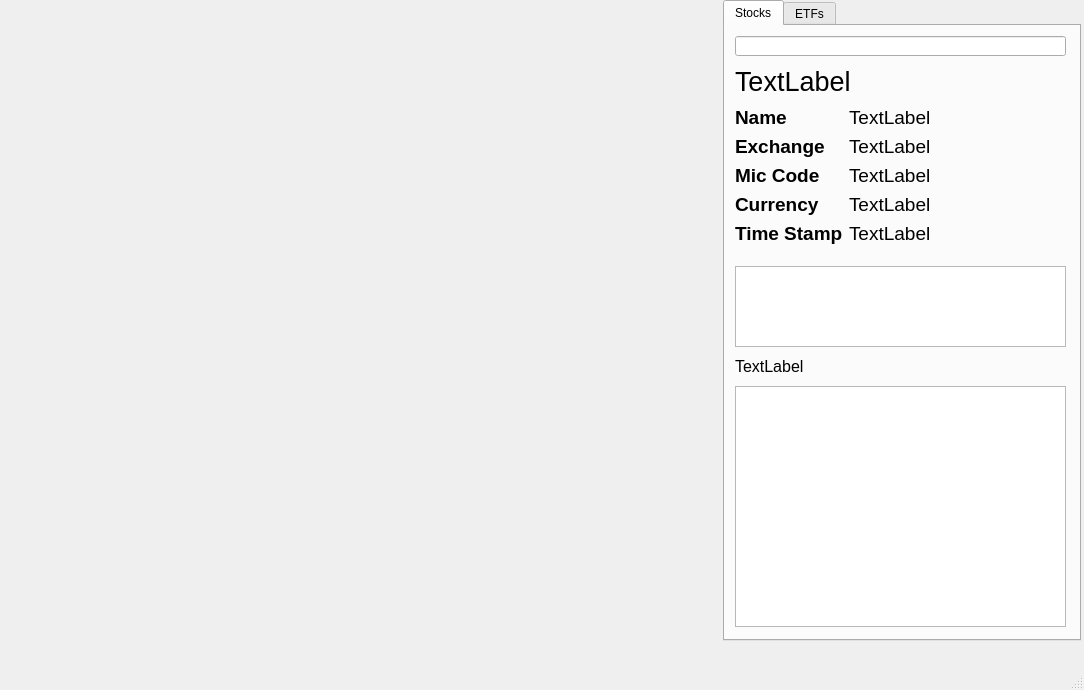
The window that user_interface_design.ui (ridvikpal/MarkedUp) describes before a commit, drawn with Qt 5.
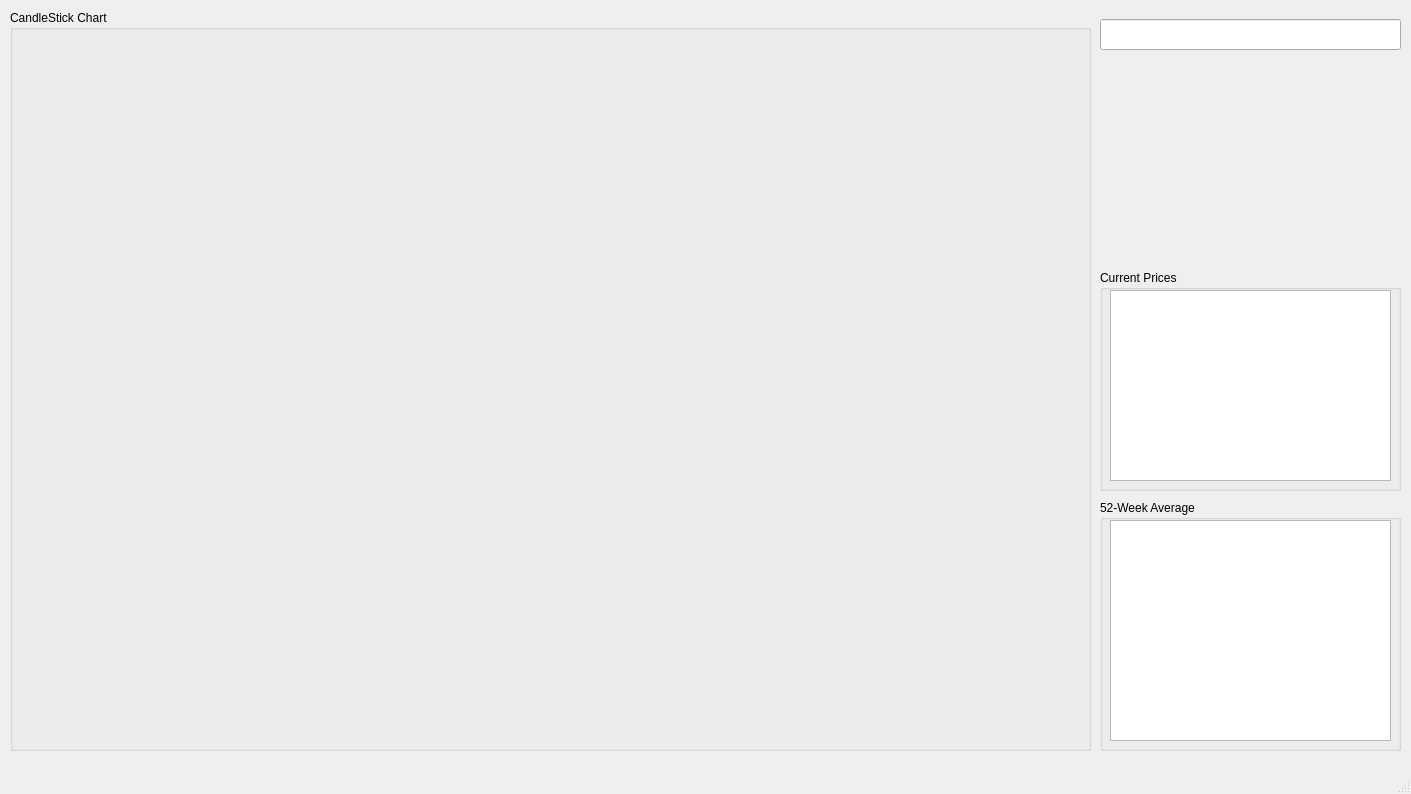
The same window after the commit.

```diff
--- a/user_interface_design.ui
+++ b/user_interface_design.ui
@@ -6,257 +6,267 @@
    <rect>
     <x>0</x>
     <y>0</y>
-    <width>1084</width>
-    <height>690</height>
+    <width>1411</width>
+    <height>794</height>
    </rect>
   </property>
   <property name="windowTitle">
    <string>MainWindow</string>
   </property>
   <widget class="QWidget" name="centralwidget">
-   <widget class="QWidget" name="layoutWidget">
+   <widget class="QGroupBox" name="currentPriceGroup">
     <property name="geometry">
      <rect>
-      <x>0</x>
-      <y>0</y>
-      <width>1081</width>
-      <height>641</height>
+      <x>1100</x>
+      <y>270</y>
+      <width>301</width>
+      <height>221</height>
      </rect>
     </property>
-    <layout class="QHBoxLayout" name="horizontalLayout" stretch="2,1">
-     <item>
-      <widget class="QWidget" name="plotlyGraph" native="true"/>
-     </item>
-     <item>
-      <widget class="QTabWidget" name="tabs">
-       <property name="currentIndex">
-        <number>0</number>
-       </property>
-       <widget class="QWidget" name="stockTab">
-        <attribute name="title">
-         <string>Stocks</string>
-        </attribute>
-        <widget class="QLineEdit" name="stockInput">
+    <property name="title">
+     <string>Current Prices</string>
+    </property>
+    <property name="checkable">
+     <bool>false</bool>
+    </property>
+    <widget class="QTableWidget" name="currentPriceTable">
          <property name="geometry">
           <rect>
            <x>10</x>
-           <y>10</y>
-           <width>331</width>
-           <height>20</height>
-          </rect>
-         </property>
-        </widget>
-        <widget class="QLabel" name="stockSymbol">
+       <y>20</y>
+       <width>281</width>
+       <height>191</height>
+      </rect>
+     </property>
+     <property name="font">
+      <font>
+       <family>Arial</family>
+      </font>
+     </property>
+    </widget>
+   </widget>
+   <widget class="QGroupBox" name="fiftyTwoWeekAverageGroup">
          <property name="geometry">
           <rect>
+      <x>1100</x>
+      <y>500</y>
+      <width>301</width>
+      <height>251</height>
+     </rect>
+    </property>
+    <property name="title">
+     <string>52-Week Average</string>
+    </property>
+    <property name="checkable">
+     <bool>false</bool>
+    </property>
+    <widget class="QTableWidget" name="fiftyTwoWeekAverageTable">
+     <property name="geometry">
+      <rect>
            <x>10</x>
-           <y>40</y>
-           <width>331</width>
+       <y>20</y>
+       <width>281</width>
+       <height>221</height>
+      </rect>
+     </property>
+     <property name="font">
+      <font>
+       <family>Arial</family>
+      </font>
+     </property>
+    </widget>
+   </widget>
+   <widget class="QLineEdit" name="lineEdit">
+    <property name="geometry">
+     <rect>
+      <x>1100</x>
+      <y>19</y>
+      <width>301</width>
            <height>31</height>
           </rect>
          </property>
          <property name="font">
           <font>
-           <pointsize>20</pointsize>
-           <italic>false</italic>
-          </font>
-         </property>
-         <property name="text">
-          <string>TextLabel</string>
-         </property>
-         <property name="alignment">
-          <set>Qt::AlignLeading|Qt::AlignLeft|Qt::AlignVCenter</set>
-         </property>
-        </widget>
-        <widget class="QWidget" name="formLayoutWidget">
+      <family>Arial</family>
+      <pointsize>14</pointsize>
+     </font>
+    </property>
+   </widget>
+   <widget class="QWidget" name="layoutWidget">
          <property name="geometry">
           <rect>
-           <x>10</x>
-           <y>80</y>
-           <width>331</width>
-           <height>141</height>
-          </rect>
-         </property>
-         <layout class="QFormLayout" name="formLayout">
-          <item row="0" column="0">
-           <widget class="QLabel" name="stockNameLabel">
+      <x>1100</x>
+      <y>60</y>
+      <width>301</width>
+      <height>52</height>
+     </rect>
+    </property>
+    <layout class="QHBoxLayout" name="horizontalLayout_2" stretch="0,0">
+     <item>
+      <widget class="QLabel" name="stockSymbol">
             <property name="font">
              <font>
-              <pointsize>14</pointsize>
-              <weight>75</weight>
-              <bold>true</bold>
+         <family>Arial</family>
+         <pointsize>32</pointsize>
              </font>
             </property>
             <property name="text">
-             <string>Name</string>
+        <string/>
             </property>
            </widget>
           </item>
-          <item row="1" column="0">
-           <widget class="QLabel" name="stockExchangeLabel">
-            <property name="font">
-             <font>
-              <pointsize>14</pointsize>
-              <weight>75</weight>
-              <bold>true</bold>
-             </font>
-            </property>
-            <property name="text">
-             <string>Exchange</string>
-            </property>
-           </widget>
-          </item>
-          <item row="2" column="0">
-           <widget class="QLabel" name="stockMicCodeLabel">
-            <property name="font">
-             <font>
-              <pointsize>14</pointsize>
-              <weight>75</weight>
-              <bold>true</bold>
-             </font>
-            </property>
-            <property name="text">
-             <string>Mic Code</string>
-            </property>
-           </widget>
-          </item>
-          <item row="3" column="0">
-           <widget class="QLabel" name="stockCurrencyLabel">
-            <property name="font">
-             <font>
-              <pointsize>14</pointsize>
-              <weight>75</weight>
-              <bold>true</bold>
-             </font>
-            </property>
-            <property name="text">
-             <string>Currency</string>
-            </property>
-           </widget>
-          </item>
-          <item row="4" column="0">
-           <widget class="QLabel" name="stockTimeStampLabel">
-            <property name="font">
-             <font>
-              <pointsize>14</pointsize>
-              <weight>75</weight>
-              <bold>true</bold>
-             </font>
-            </property>
-            <property name="text">
-             <string>Time Stamp</string>
-            </property>
-           </widget>
-          </item>
-          <item row="0" column="1">
+     <item>
            <widget class="QLabel" name="stockName">
             <property name="font">
              <font>
               <pointsize>14</pointsize>
              </font>
             </property>
+       <property name="frameShape">
+        <enum>QFrame::NoFrame</enum>
+       </property>
+       <property name="frameShadow">
+        <enum>QFrame::Plain</enum>
+       </property>
             <property name="text">
-             <string>TextLabel</string>
-            </property>
-           </widget>
-          </item>
-          <item row="1" column="1">
+        <string/>
+       </property>
+       <property name="alignment">
+        <set>Qt::AlignBottom|Qt::AlignHCenter</set>
+       </property>
+      </widget>
+     </item>
+    </layout>
+   </widget>
+   <widget class="QWidget" name="layoutWidget">
+    <property name="geometry">
+     <rect>
+      <x>1100</x>
+      <y>120</y>
+      <width>301</width>
+      <height>141</height>
+     </rect>
+    </property>
+    <layout class="QHBoxLayout" name="horizontalLayout">
+     <item>
+      <widget class="QLabel" name="stockImage">
+       <property name="text">
+        <string/>
+       </property>
+      </widget>
+     </item>
+     <item>
+      <layout class="QVBoxLayout" name="verticalLayout">
+       <item>
            <widget class="QLabel" name="stockExchange">
             <property name="font">
              <font>
               <pointsize>14</pointsize>
              </font>
             </property>
+         <property name="frameShape">
+          <enum>QFrame::NoFrame</enum>
+         </property>
+         <property name="frameShadow">
+          <enum>QFrame::Plain</enum>
+         </property>
             <property name="text">
-             <string>TextLabel</string>
+          <string/>
+         </property>
+         <property name="alignment">
+          <set>Qt::AlignCenter</set>
             </property>
            </widget>
           </item>
-          <item row="2" column="1">
+       <item>
            <widget class="QLabel" name="stockMicCode">
             <property name="font">
              <font>
               <pointsize>14</pointsize>
              </font>
             </property>
+         <property name="frameShape">
+          <enum>QFrame::NoFrame</enum>
+         </property>
+         <property name="frameShadow">
+          <enum>QFrame::Plain</enum>
+         </property>
             <property name="text">
-             <string>TextLabel</string>
+          <string/>
+         </property>
+         <property name="alignment">
+          <set>Qt::AlignCenter</set>
             </property>
            </widget>
           </item>
-          <item row="3" column="1">
+       <item>
            <widget class="QLabel" name="stockCurrency">
             <property name="font">
              <font>
               <pointsize>14</pointsize>
              </font>
             </property>
+         <property name="frameShape">
+          <enum>QFrame::NoFrame</enum>
+         </property>
+         <property name="frameShadow">
+          <enum>QFrame::Plain</enum>
+         </property>
             <property name="text">
-             <string>TextLabel</string>
+          <string/>
+         </property>
+         <property name="alignment">
+          <set>Qt::AlignCenter</set>
             </property>
            </widget>
           </item>
-          <item row="4" column="1">
+       <item>
            <widget class="QLabel" name="stockTimeStamp">
             <property name="font">
              <font>
               <pointsize>14</pointsize>
              </font>
             </property>
+         <property name="frameShape">
+          <enum>QFrame::NoFrame</enum>
+         </property>
+         <property name="frameShadow">
+          <enum>QFrame::Plain</enum>
+         </property>
             <property name="text">
-             <string>TextLabel</string>
-            </property>
+          <string/>
+         </property>
+         <property name="alignment">
+          <set>Qt::AlignCenter</set>
+         </property>
            </widget>
           </item>
          </layout>
-        </widget>
-        <widget class="QTableView" name="currentPriceTable">
+     </item>
+    </layout>
+   </widget>
+   <widget class="QGroupBox" name="plotlyGroupBox">
          <property name="geometry">
           <rect>
            <x>10</x>
-           <y>240</y>
-           <width>331</width>
-           <height>81</height>
-          </rect>
-         </property>
-        </widget>
-        <widget class="QLabel" name="fiftyTwoWeekAverageLabel">
-         <property name="geometry">
-          <rect>
-           <x>10</x>
-           <y>330</y>
-           <width>331</width>
-           <height>21</height>
-          </rect>
-         </property>
-         <property name="font">
-          <font>
-           <pointsize>12</pointsize>
-          </font>
-         </property>
-         <property name="text">
-          <string>TextLabel</string>
-         </property>
-        </widget>
-        <widget class="QTableView" name="fiftyTwoWeekAverageTable">
+      <y>10</y>
+      <width>1081</width>
+      <height>741</height>
+     </rect>
+    </property>
+    <property name="title">
+     <string>CandleStick Chart</string>
+    </property>
+    <widget class="QWidget" name="plotlyGraph" native="true">
          <property name="geometry">
           <rect>
            <x>10</x>
-           <y>360</y>
-           <width>331</width>
-           <height>241</height>
+       <y>20</y>
+       <width>1061</width>
+       <height>711</height>
           </rect>
          </property>
         </widget>
-       </widget>
-       <widget class="QWidget" name="etfTab">
-        <attribute name="title">
-         <string>ETFs</string>
-        </attribute>
-       </widget>
-      </widget>
-     </item>
-    </layout>
    </widget>
   </widget>
   <widget class="QMenuBar" name="menubar">
```
Left out of the diff: 4 changed lines with no effect on the pictures. Lines whose indentation alone changed are shown as unchanged.
